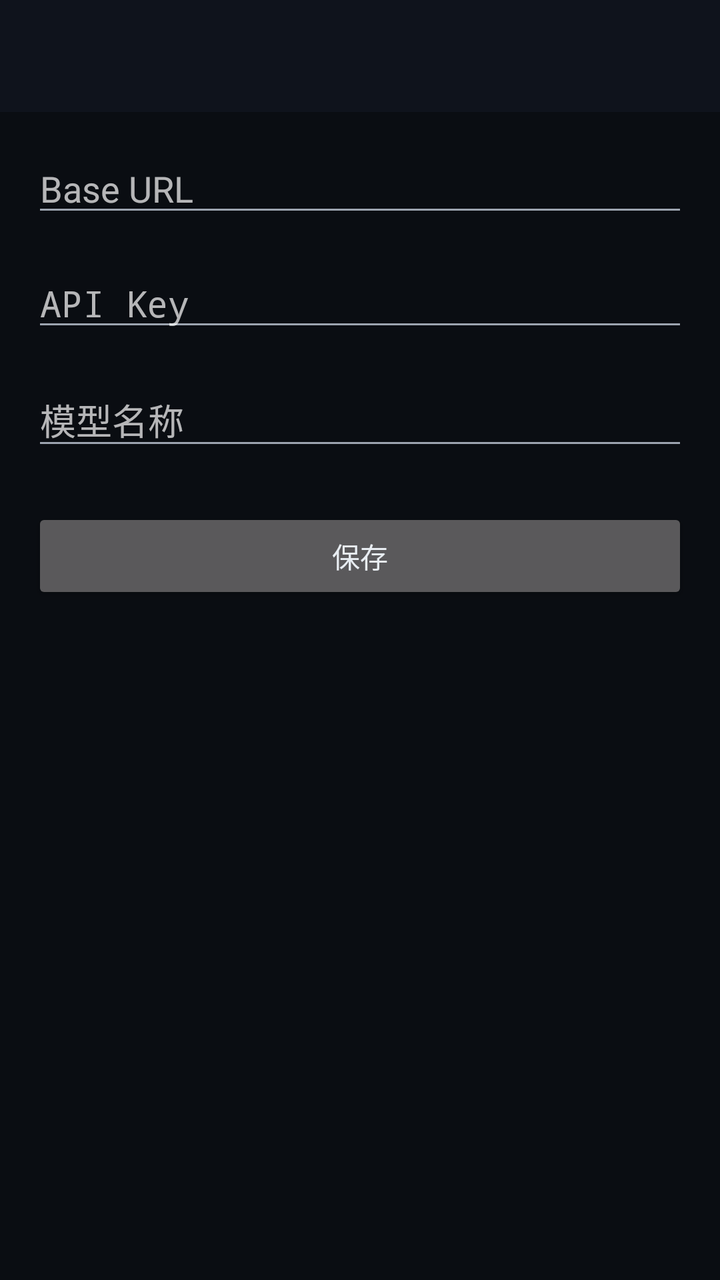
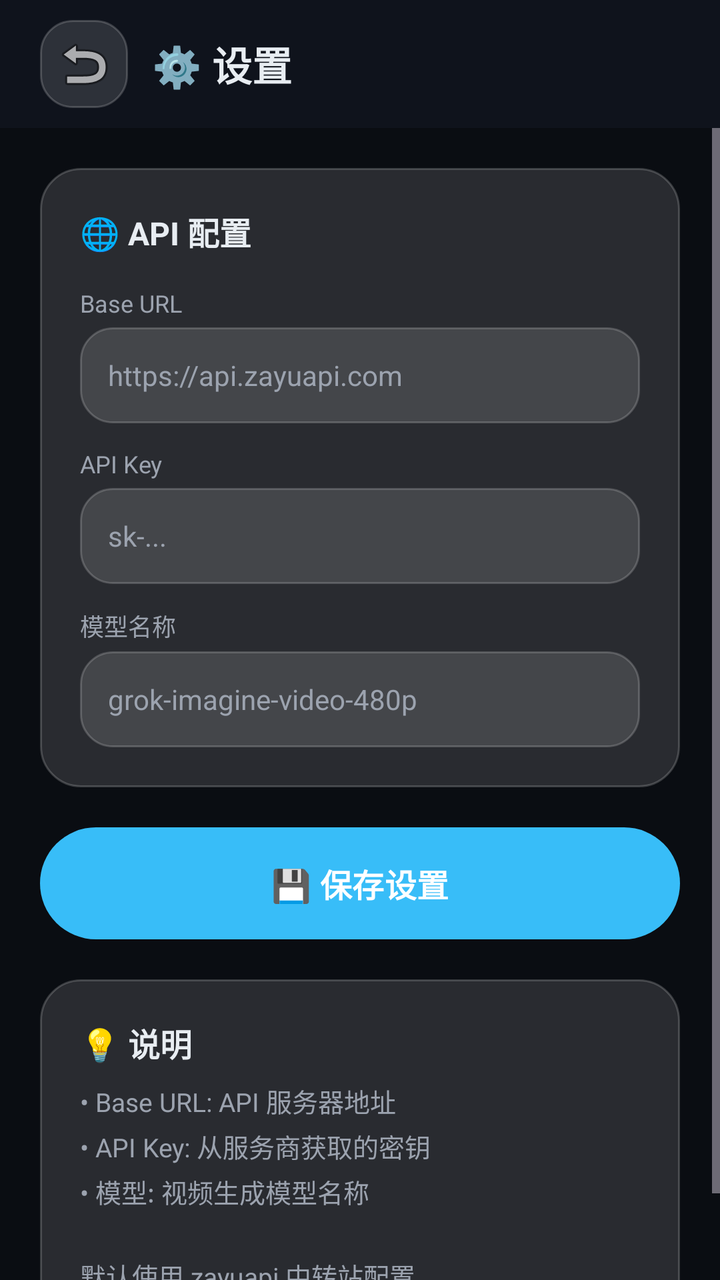

The first picture is an Android layout as it rendered before a commit; the second is the same layout after the commit. The layout source and the unified diff follow.
<!-- AndroidManifest.xml: application theme AppTheme -->
<!-- res/layout/activity_settings.xml -->
<?xml version="1.0" encoding="utf-8"?>
<LinearLayout xmlns:android="http://schemas.android.com/apk/res/android"
    android:layout_width="match_parent"
    android:layout_height="match_parent"
    android:orientation="vertical"
    android:background="@color/background">

    <androidx.appcompat.widget.Toolbar
        android:id="@+id/toolbar"
        android:layout_width="match_parent"
        android:layout_height="?attr/actionBarSize"
        android:background="@color/surface" />

    <ScrollView
        android:layout_width="match_parent"
        android:layout_height="match_parent">

        <LinearLayout
            android:layout_width="match_parent"
            android:layout_height="wrap_content"
            android:orientation="vertical"
            android:padding="16dp">

            <EditText
                android:id="@+id/baseUrlInput"
                android:layout_width="match_parent"
                android:layout_height="wrap_content"
                android:hint="@string/base_url"
                android:inputType="textUri"
                android:textColor="@color/textPrimary" />

            <EditText
                android:id="@+id/apiKeyInput"
                android:layout_width="match_parent"
                android:layout_height="wrap_content"
                android:layout_marginTop="16dp"
                android:hint="@string/api_key"
                android:inputType="textPassword"
                android:textColor="@color/textPrimary" />

            <EditText
                android:id="@+id/modelInput"
                android:layout_width="match_parent"
                android:layout_height="wrap_content"
                android:layout_marginTop="16dp"
                android:hint="@string/model_name"
                android:inputType="text"
                android:textColor="@color/textPrimary" />

            <Button
                android:id="@+id/saveButton"
                android:layout_width="match_parent"
                android:layout_height="wrap_content"
                android:layout_marginTop="24dp"
                android:text="@string/save" />
        </LinearLayout>
    </ScrollView>
</LinearLayout>
<!-- resources referenced by this layout -->
<resources>
  <color name="background">#0A0D12</color>
  <color name="surface">#0F131C</color>
  <color name="textPrimary">#E8EDF2</color>
  <string name="api_key">API Key</string>
  <string name="base_url">Base URL</string>
  <string name="model_name">模型名称</string>
  <string name="save">保存</string>
  <style name="AppTheme" parent="Theme.AppCompat.NoActionBar">
          <item name="colorPrimary">@color/colorPrimary</item>
          <item name="colorPrimaryDark">@color/colorPrimaryDark</item>
          <item name="colorAccent">@color/colorAccent</item>
          <item name="android:windowBackground">@color/background</item>
          <item name="android:textColorPrimary">@color/textPrimary</item>
          <item name="android:textColorSecondary">@color/textSecondary</item>
      </style>
  <color name="colorPrimary">#38BDF8</color>
  <color name="colorPrimaryDark">#0284C7</color>
  <color name="colorAccent">#6EE7B7</color>
  <color name="textSecondary">#9CA3AF</color>
</resources>

<!-- the commit's change to res/layout/activity_settings.xml (unified diff, before → after) -->
@@ -3,13 +3,34 @@
     android:layout_width="match_parent"
     android:layout_height="match_parent"
     android:orientation="vertical"
-    android:background="@color/background">
+    android:background="@color/background"
+    android:fitsSystemWindows="true">
 
-    <androidx.appcompat.widget.Toolbar
-        android:id="@+id/toolbar"
+    <LinearLayout
         android:layout_width="match_parent"
-        android:layout_height="?attr/actionBarSize"
-        android:background="@color/surface" />
+        android:layout_height="64dp"
+        android:background="@color/surface"
+        android:gravity="center_vertical"
+        android:paddingHorizontal="20dp">
+
+        <ImageButton
+            android:id="@+id/btnBack"
+            android:layout_width="44dp"
+            android:layout_height="44dp"
+            android:background="@drawable/glass_input"
+            android:src="@android:drawable/ic_menu_revert"
+            android:padding="10dp" />
+
+        <TextView
+            android:layout_width="0dp"
+            android:layout_height="wrap_content"
+            android:layout_weight="1"
+            android:text="⚙️ 设置"
+            android:textColor="@color/textPrimary"
+            android:textSize="20sp"
+            android:textStyle="bold"
+            android:layout_marginStart="12dp" />
+    </LinearLayout>
 
     <ScrollView
         android:layout_width="match_parent"
@@ -19,40 +40,124 @@
             android:layout_width="match_parent"
             android:layout_height="wrap_content"
             android:orientation="vertical"
-            android:padding="16dp">
+            android:padding="20dp">
 
-            <EditText
-                android:id="@+id/baseUrlInput"
+            <LinearLayout
                 android:layout_width="match_parent"
                 android:layout_height="wrap_content"
-                android:hint="@string/base_url"
-                android:inputType="textUri"
-                android:textColor="@color/textPrimary" />
+                android:background="@drawable/glass_bg"
+                android:orientation="vertical"
+                android:padding="20dp">
 
-            <EditText
-                android:id="@+id/apiKeyInput"
-                android:layout_width="match_parent"
-                android:layout_height="wrap_content"
-                android:layout_marginTop="16dp"
-                android:hint="@string/api_key"
-                android:inputType="textPassword"
-                android:textColor="@color/textPrimary" />
+                <TextView
+                    android:layout_width="wrap_content"
+                    android:layout_height="wrap_content"
+                    android:text="🌐 API 配置"
+                    android:textColor="@color/textPrimary"
+                    android:textSize="16sp"
+                    android:textStyle="bold"
+                    android:layout_marginBottom="16dp" />
 
-            <EditText
-                android:id="@+id/modelInput"
-                android:layout_width="match_parent"
-                android:layout_height="wrap_content"
-                android:layout_marginTop="16dp"
-                android:hint="@string/model_name"
-                android:inputType="text"
-                android:textColor="@color/textPrimary" />
+                <TextView
+                    android:layout_width="wrap_content"
+                    android:layout_height="wrap_content"
+                    android:text="Base URL"
+                    android:textColor="@color/textSecondary"
+                    android:textSize="12sp"
+                    android:layout_marginBottom="4dp" />
+
+                <EditText
+                    android:id="@+id/baseUrlInput"
+                    android:layout_width="match_parent"
+                    android:layout_height="48dp"
+                    android:hint="https://api.zayuapi.com"
+                    android:textColorHint="@color/textSecondary"
+                    android:inputType="textUri"
+                    android:background="@drawable/glass_input"
+                    android:textColor="@color/textPrimary"
+                    android:textSize="14sp"
+                    android:paddingHorizontal="14dp" />
+
+                <TextView
+                    android:layout_width="wrap_content"
+                    android:layout_height="wrap_content"
+                    android:text="API Key"
+                    android:textColor="@color/textSecondary"
+                    android:textSize="12sp"
+                    android:layout_marginTop="12dp"
+                    android:layout_marginBottom="4dp" />
+
+                <EditText
+                    android:id="@+id/apiKeyInput"
+                    android:layout_width="match_parent"
+                    android:layout_height="48dp"
+                    android:hint="sk-..."
+                    android:textColorHint="@color/textSecondary"
+                    android:inputType="textPassword"
+                    android:background="@drawable/glass_input"
+                    android:textColor="@color/textPrimary"
+                    android:textSize="14sp"
+                    android:paddingHorizontal="14dp" />
+
+                <TextView
+                    android:layout_width="wrap_content"
+                    android:layout_height="wrap_content"
+                    android:text="模型名称"
+                    android:textColor="@color/textSecondary"
+                    android:textSize="12sp"
+                    android:layout_marginTop="12dp"
+                    android:layout_marginBottom="4dp" />
+
+                <EditText
+                    android:id="@+id/modelInput"
+                    android:layout_width="match_parent"
+                    android:layout_height="48dp"
+                    android:hint="grok-imagine-video-480p"
+                    android:textColorHint="@color/textSecondary"
+                    android:inputType="text"
+                    android:background="@drawable/glass_input"
+                    android:textColor="@color/textPrimary"
+                    android:textSize="14sp"
+                    android:paddingHorizontal="14dp" />
+            </LinearLayout>
 
             <Button
                 android:id="@+id/saveButton"
                 android:layout_width="match_parent"
+                android:layout_height="56dp"
+                android:layout_marginTop="20dp"
+                android:background="@drawable/btn_gradient"
+                android:text="💾 保存设置"
+                android:textColor="#FFFFFF"
+                android:textSize="16sp"
+                android:textStyle="bold"
+                android:stateListAnimator="@null" />
+
+            <LinearLayout
+                android:layout_width="match_parent"
                 android:layout_height="wrap_content"
-                android:layout_marginTop="24dp"
-                android:text="@string/save" />
+                android:layout_marginTop="20dp"
+                android:background="@drawable/glass_bg"
+                android:orientation="vertical"
+                android:padding="20dp">
+
+                <TextView
+                    android:layout_width="wrap_content"
+                    android:layout_height="wrap_content"
+                    android:text="💡 说明"
+                    android:textColor="@color/textPrimary"
+                    android:textSize="16sp"
+                    android:textStyle="bold"
+                    android:layout_marginBottom="8dp" />
+
+                <TextView
+                    android:layout_width="match_parent"
+                    android:layout_height="wrap_content"
+                    android:text="• Base URL: API 服务器地址\n• API Key: 从服务商获取的密钥\n• 模型: 视频生成模型名称\n\n默认使用 zayuapi 中转站配置"
+                    android:textColor="@color/textSecondary"
+                    android:textSize="13sp"
+                    android:lineSpacingExtra="4dp" />
+            </LinearLayout>
         </LinearLayout>
     </ScrollView>
 </LinearLayout>
<!-- resource entries referenced after the edit -->
@@ -3,21 +3,48 @@
   <color name="background">#0A0D12</color>
   <color name="surface">#0F131C</color>
   <color name="textPrimary">#E8EDF2</color>
-  <string name="api_key">API Key</string>
-  <string name="base_url">Base URL</string>
-  <string name="model_name">模型名称</string>
-  <string name="save">保存</string>
-  <style name="AppTheme" parent="Theme.AppCompat.NoActionBar">
+  <style name="AppTheme" parent="Theme.Material3.Dark.NoActionBar">
           <item name="colorPrimary">@color/colorPrimary</item>
           <item name="colorPrimaryDark">@color/colorPrimaryDark</item>
           <item name="colorAccent">@color/colorAccent</item>
           <item name="android:windowBackground">@color/background</item>
-          <item name="android:textColorPrimary">@color/textPrimary</item>
-          <item name="android:textColorSecondary">@color/textSecondary</item>
+          <item name="android:statusBarColor">@android:color/transparent</item>
+          <item name="android:navigationBarColor">@android:color/transparent</item>
+          <item name="android:windowDrawsSystemBarBackgrounds">true</item>
       </style>
+  <color name="btn_gradient_start">#38BDF8</color>
+  <color name="btn_gradient_end">#6EE7B7</color>
+  <color name="glass_bg">#20FFFFFF</color>
+  <color name="glass_stroke">#30FFFFFF</color>
   <color name="colorPrimary">#38BDF8</color>
   <color name="colorPrimaryDark">#0284C7</color>
   <color name="colorAccent">#6EE7B7</color>
   <color name="textSecondary">#9CA3AF</color>
+  <!-- drawable btn_gradient (drawable) -->
+  <?xml version="1.0" encoding="utf-8"?>
+  <shape xmlns:android="http://schemas.android.com/apk/res/android"
+      android:shape="rectangle">
+      <gradient
+          android:startColor="@color/btn_gradient_start"
+          android:endColor="@color/btn_gradient_end"
+          android:angle="135" />
+      <corners android:radius="999dp" />
+  </shape>
+  <!-- drawable glass_bg (drawable) -->
+  <?xml version="1.0" encoding="utf-8"?>
+  <shape xmlns:android="http://schemas.android.com/apk/res/android"
+      android:shape="rectangle">
+      <solid android:color="@color/glass_bg" />
+      <stroke android:width="1dp" android:color="@color/glass_stroke" />
+      <corners android:radius="20dp" />
+  </shape>
+  <!-- drawable glass_input (drawable) -->
+  <?xml version="1.0" encoding="utf-8"?>
+  <shape xmlns:android="http://schemas.android.com/apk/res/android"
+      android:shape="rectangle">
+      <solid android:color="@color/glass_bg" />
+      <stroke android:width="1dp" android:color="@color/glass_stroke" />
+      <corners android:radius="16dp" />
+  </shape>
 </resources>
 
